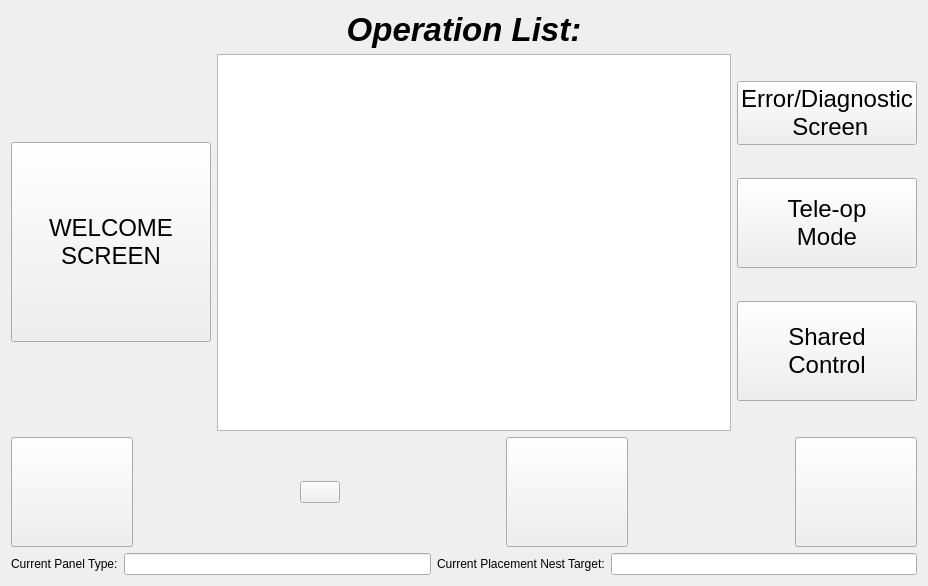
Qt form resource/Runscreen.ui (rpiRobotics/rpi_arm_composites_manufacturing_gui) before a commit.
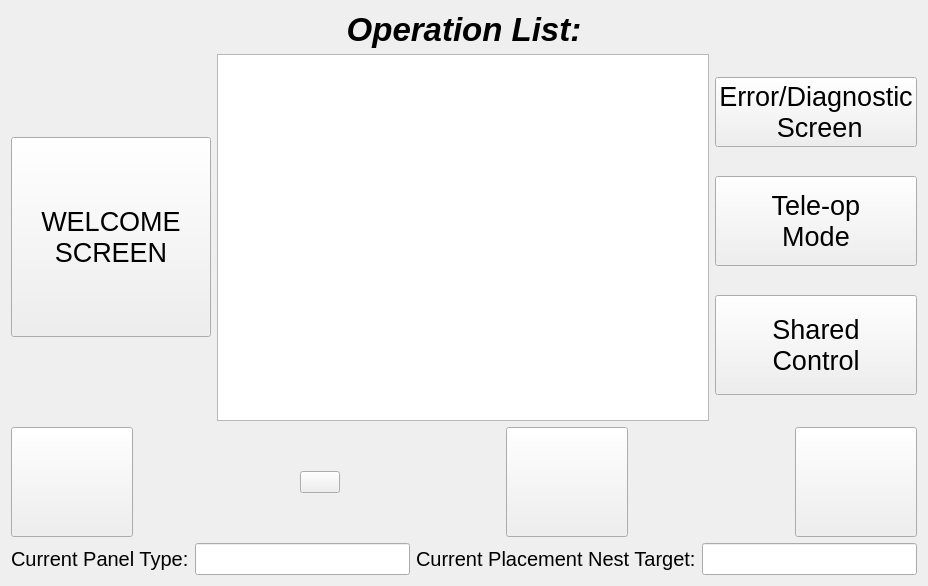
The same form after that commit. Icons and pictures are not drawn.

Commit message: edited font sizes and changes to pause

What changed in the file:
```diff
--- a/resource/Runscreen.ui
+++ b/resource/Runscreen.ui
@@ -98,7 +98,7 @@
        </property>
        <property name="font">
         <font>
-         <pointsize>18</pointsize>
+         <pointsize>20</pointsize>
         </font>
        </property>
        <property name="layoutDirection">
@@ -129,7 +129,7 @@
         <widget class="QPushButton" name="toErrorScreen">
          <property name="font">
           <font>
-           <pointsize>18</pointsize>
+           <pointsize>20</pointsize>
           </font>
          </property>
          <property name="text">
@@ -148,7 +148,7 @@
          </property>
          <property name="font">
           <font>
-           <pointsize>18</pointsize>
+           <pointsize>20</pointsize>
           </font>
          </property>
          <property name="text">
@@ -177,7 +177,7 @@
          </property>
          <property name="font">
           <font>
-           <pointsize>18</pointsize>
+           <pointsize>20</pointsize>
           </font>
          </property>
          <property name="text">
@@ -256,7 +256,7 @@
        </property>
        <property name="font">
         <font>
-         <pointsize>18</pointsize>
+         <pointsize>20</pointsize>
         </font>
        </property>
       </widget>
@@ -402,23 +402,45 @@
     <layout class="QGridLayout" name="gridLayout_3">
      <item row="0" column="1">
       <widget class="QLabel" name="label_10">
+       <property name="font">
+        <font>
+         <pointsize>15</pointsize>
+        </font>
+       </property>
        <property name="text">
         <string>Current Panel Type:</string>
        </property>
       </widget>
      </item>
      <item row="0" column="2">
-      <widget class="QLineEdit" name="panelType"/>
+      <widget class="QLineEdit" name="panelType">
+       <property name="font">
+        <font>
+         <pointsize>15</pointsize>
+        </font>
+       </property>
+      </widget>
      </item>
      <item row="0" column="3">
       <widget class="QLabel" name="label_11">
+       <property name="font">
+        <font>
+         <pointsize>15</pointsize>
+        </font>
+       </property>
        <property name="text">
         <string>Current Placement Nest Target:</string>
        </property>
       </widget>
      </item>
      <item row="0" column="4">
-      <widget class="QLineEdit" name="placementNestTarget"/>
+      <widget class="QLineEdit" name="placementNestTarget">
+       <property name="font">
+        <font>
+         <pointsize>15</pointsize>
+        </font>
+       </property>
+      </widget>
      </item>
     </layout>
    </item>
```
The commit also changes 2 other files.
